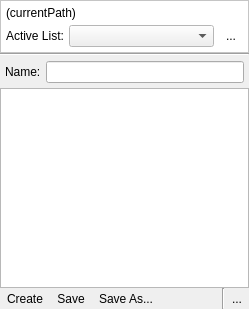
UltraStar-Deluxe/UltraStar-Manager, file uman/src/QUPlaylistArea.ui: the form before one commit.
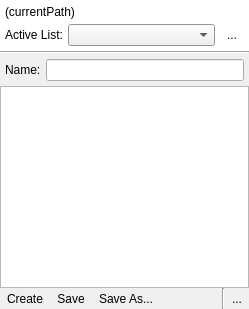
The form after the commit. Icons and pictures are not drawn. Custom widgets are drawn as their Qt base class.

Commit message: small star for custom tags; tools tips for ticks/crosses in song tree; trailing dots are unsupported characters under Windows

What changed in the file:
```diff
--- a/uman/src/QUPlaylistArea.ui
+++ b/uman/src/QUPlaylistArea.ui
@@ -89,11 +89,14 @@
       <bool>true</bool>
      </property>
      <property name="frameShape" >
-      <enum>QFrame::StyledPanel</enum>
+      <enum>QFrame::NoFrame</enum>
      </property>
      <property name="frameShadow" >
       <enum>QFrame::Raised</enum>
      </property>
+     <property name="lineWidth" >
+      <number>0</number>
+     </property>
      <layout class="QVBoxLayout" name="verticalLayout" >
       <property name="spacing" >
        <number>5</number>
@@ -131,6 +134,70 @@
             <verstretch>0</verstretch>
            </sizepolicy>
           </property>
+          <property name="palette" >
+           <palette>
+            <active>
+             <colorrole role="Base" >
+              <brush brushstyle="SolidPattern" >
+               <color alpha="255" >
+                <red>255</red>
+                <green>255</green>
+                <blue>255</blue>
+               </color>
+              </brush>
+             </colorrole>
+             <colorrole role="Window" >
+              <brush brushstyle="SolidPattern" >
+               <color alpha="255" >
+                <red>212</red>
+                <green>208</green>
+                <blue>200</blue>
+               </color>
+              </brush>
+             </colorrole>
+            </active>
+            <inactive>
+             <colorrole role="Base" >
+              <brush brushstyle="SolidPattern" >
+               <color alpha="255" >
+                <red>255</red>
+                <green>255</green>
+                <blue>255</blue>
+               </color>
+              </brush>
+             </colorrole>
+             <colorrole role="Window" >
+              <brush brushstyle="SolidPattern" >
+               <color alpha="255" >
+                <red>212</red>
+                <green>208</green>
+                <blue>200</blue>
+               </color>
+              </brush>
+             </colorrole>
+            </inactive>
+            <disabled>
+             <colorrole role="Base" >
+              <brush brushstyle="SolidPattern" >
+               <color alpha="255" >
+                <red>212</red>
+                <green>208</green>
+                <blue>200</blue>
+               </color>
+              </brush>
+             </colorrole>
+             <colorrole role="Window" >
+              <brush brushstyle="SolidPattern" >
+               <color alpha="255" >
+                <red>212</red>
+                <green>208</green>
+                <blue>200</blue>
+               </color>
+              </brush>
+             </colorrole>
+            </disabled>
+           </palette>
+          </property>
           <property name="editable" >
            <bool>false</bool>
           </property>
```
The commit also changes 15 other files.
